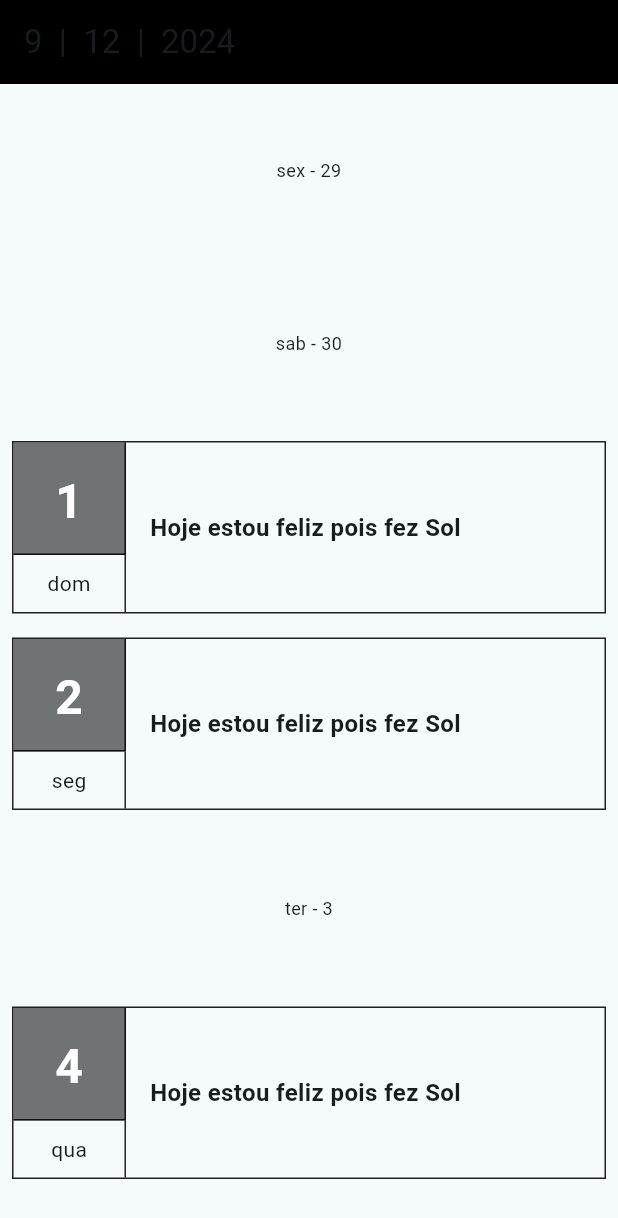
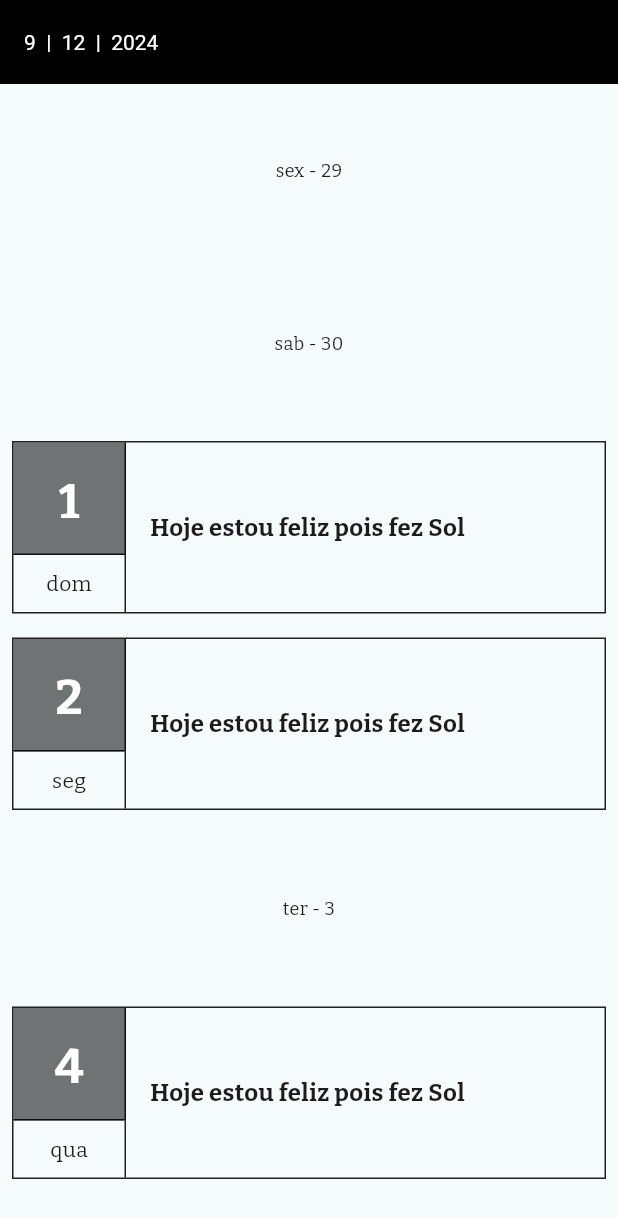
Before and after one commit to theotrin/flutter_web_api, a Flutter app: the screen it shows after launch, on a phone screen of 412 x 824 dp. Shown: the top 1218 px of the screen. Run offline on Flutter 3.47's test engine with Material 3 defaults, Android fonts, the phone set to English and light mode, and no system bars; our stand-ins replace google_fonts.

Commit message:
feat: projeto iniciado e preparado

```diff
--- a/lib/main.dart
+++ b/lib/main.dart
@@ -1,5 +1,6 @@
 import 'package:flutter/material.dart';
 import 'screens/home_screen/home_screen.dart';
+import 'package:google_fonts/google_fonts.dart';
 
 void main() {
   runApp(const MyApp());
@@ -17,7 +18,12 @@ class MyApp extends StatelessWidget {
         colorScheme: ColorScheme.fromSeed(
           seedColor: Colors.grey, // Define a cor base para o esquema
         ),
-        appBarTheme: const AppBarTheme(backgroundColor: Colors.black),
+        appBarTheme: const AppBarTheme(
+          elevation: 0,
+          backgroundColor: Colors.black,
+          titleTextStyle: TextStyle(color: Colors.white),
+        ),
+        textTheme: GoogleFonts.bitterTextTheme(),
       ),
       darkTheme: ThemeData(
         useMaterial3: true,
--- a/pubspec.yaml
+++ b/pubspec.yaml
@@ -2,7 +2,7 @@ name: flutter_web_api
 description: "A new Flutter project."
 # The following line prevents the package from being accidentally published to
 # pub.dev using `flutter pub publish`. This is preferred for private packages.
-publish_to: 'none' # Remove this line if you wish to publish to pub.dev
+publish_to: "none" # Remove this line if you wish to publish to pub.dev
 
 # The following defines the version and build number for your application.
 # A version number is three numbers separated by dots, like 1.2.43
@@ -31,11 +31,11 @@ dependencies:
   flutter:
     sdk: flutter
 
-
   # The following adds the Cupertino Icons font to your application.
   # Use with the CupertinoIcons class for iOS style icons.
   cupertino_icons: ^1.0.8
   uuid: ^3.0.6
+  google_fonts: ^6.2.1
 
 dev_dependencies:
   flutter_test:
@@ -53,7 +53,6 @@ dev_dependencies:
 
 # The following section is specific to Flutter packages.
 flutter:
-
   # The following line ensures that the Material Icons font is
   # included with your application, so that you can use the icons in
   # the material Icons class.
```
Also changed, not shown: pubspec.lock, 1 other file.
